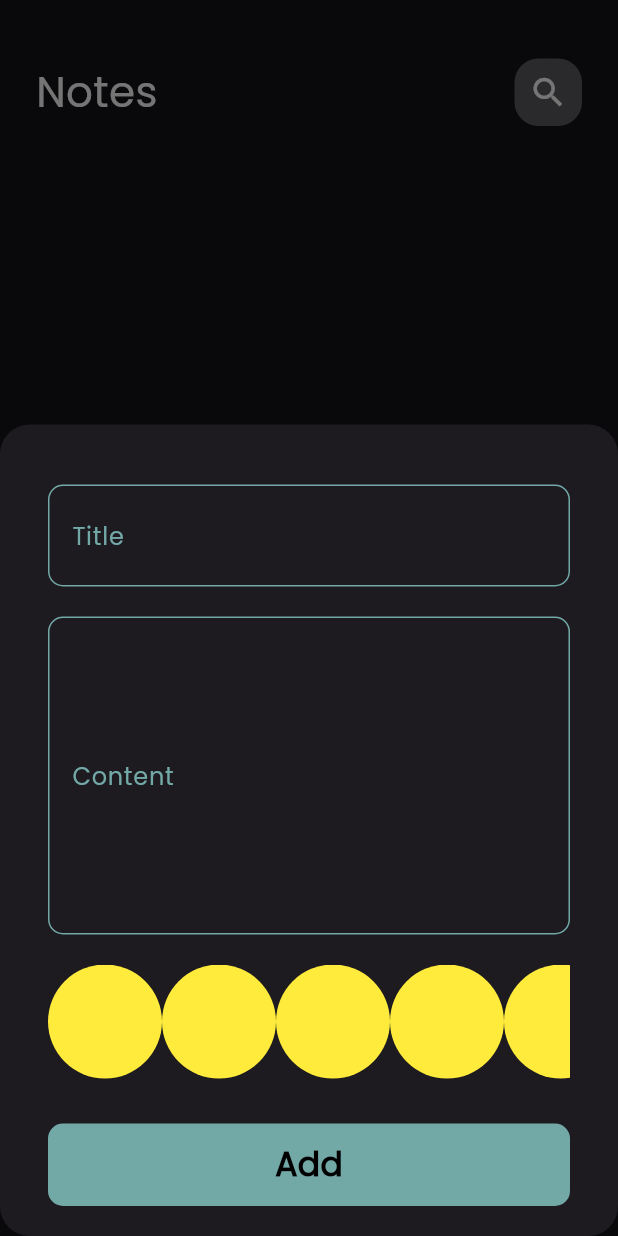
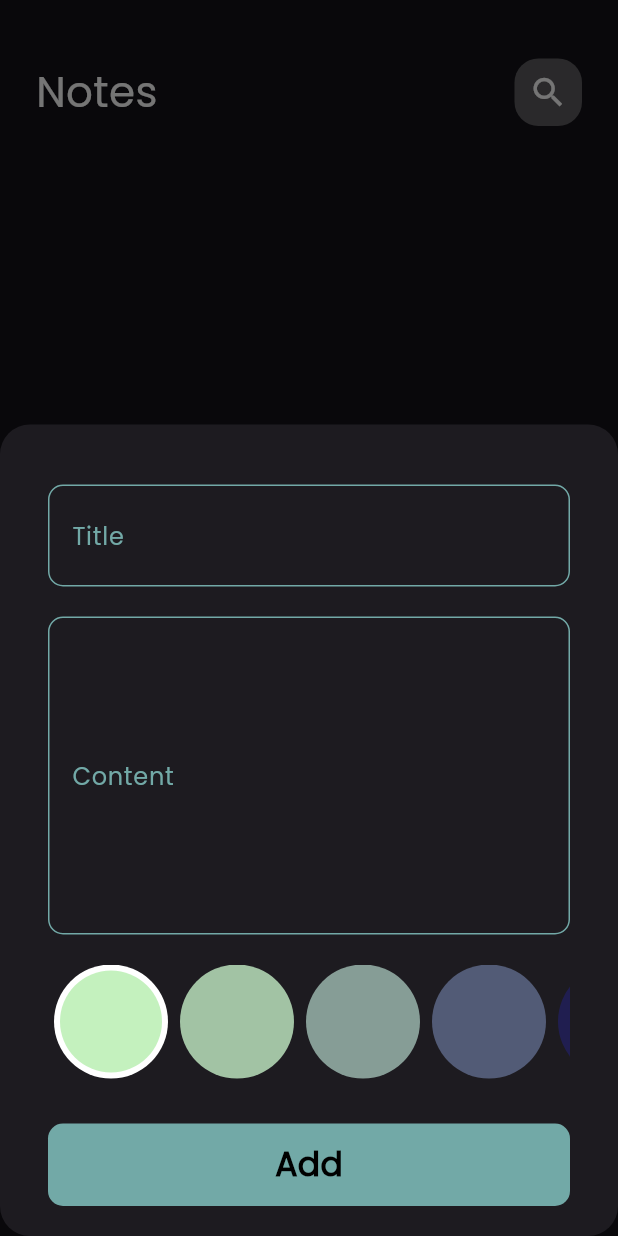
Before and after one commit to AmrMhmdBayoumi93/Notes-App, a Flutter app: the screen it shows after launch, after a tap on the "add" icon, on a phone screen of 412 x 824 dp. Run offline on Flutter 3.47's test engine with Material 3 defaults, Android fonts, the phone set to English and light mode, and no system bars; our stand-ins replace flutter_bloc, font_awesome_flutter, hive, hive_flutter; accounts and stored records are empty.

Commit message:
40. Create colors list part two

```diff
--- a/lib/widgets/colors_list_view.dart
+++ b/lib/widgets/colors_list_view.dart
@@ -2,14 +2,30 @@
   import 'package:flutter/material.dart';
 
 class ColorItem extends StatelessWidget {
-    const ColorItem({super.key});
+
+final  bool isActive;
+
+final Color color;
+    const ColorItem ({super.key, required this.isActive, required this.color});
+
 
     @override
     Widget build(BuildContext context) {
-      return CircleAvatar(
+      return  isActive?  CircleAvatar(
+          backgroundColor: Colors.white,
+            radius: 38,
+          child: CircleAvatar(
 
-        backgroundColor: Colors.yellow,
-        radius: 38,
+            backgroundColor:color,
+            radius: 34,
+
+          ),
+        ):  CircleAvatar(
+
+          backgroundColor: color,
+          radius: 38,
+
+
 
       );
     }
@@ -17,8 +33,29 @@ class ColorItem extends StatelessWidget {
     }
 
 
-    class ColorsListView extends StatelessWidget {
+    class ColorsListView extends StatefulWidget {
+
+
       const ColorsListView({super.key});
+
+  @override
+  State<ColorsListView> createState() => _ColorsListViewState();
+}
+
+class _ColorsListViewState extends State<ColorsListView> {
+
+      int currentIndex=0 ;
+
+                      // 6 colors item
+
+  final List<Color>colors = const [
+    Color(0xffC4F1BE),
+       Color(0xffA2C3A4),
+          Color(0xff869D96),
+             Color(0xff525B76),
+                Color(0xff201E50),
+                Colors.yellow,
+  ];
 
       @override
       Widget build(BuildContext context) {
@@ -27,11 +64,30 @@ class ColorItem extends StatelessWidget {
           child: ListView.builder(
 
             scrollDirection: Axis.horizontal,
-            itemCount: 10,
+
+            itemCount: colors.length,
             itemBuilder: (context, index) {
-              return const ColorItem();
+              return Padding(
+                padding: const EdgeInsets.symmetric(horizontal: 4.0),
+                child: GestureDetector(
+                  onTap:(){
+
+                    currentIndex=index;
+                    setState(() {
+
+                    });
+                  },
+
+                  child:
+                   ColorItem(
+                    color: colors[index],
+                    // isActive: true,
+                    isActive: currentIndex==index?true : false,
+                    ),
+                ),
+              );
             },
           ),
         );
       }
-    }
+}
```
Also changed, not shown: lib/widgets/add_note_bottom_sheet.dart (line endings or trailing spaces).
